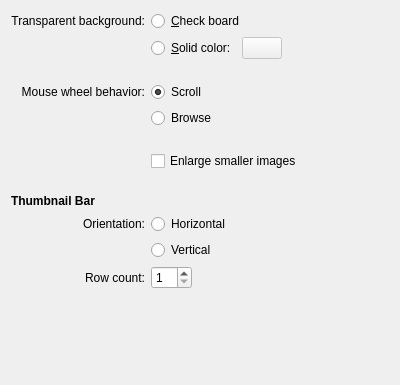
Old version of the form app/imageviewconfigpage.ui in the repository KDE/gwenview.
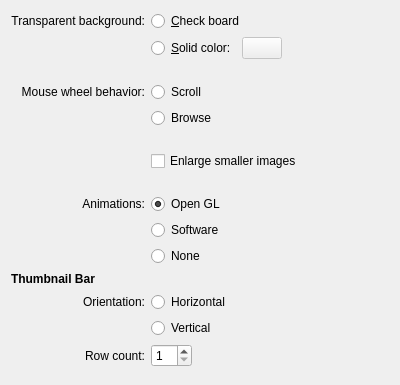
New version of the form. Custom widgets are drawn as their Qt base class.

Commit message: Add UI to define animation method

```diff
--- a/app/imageviewconfigpage.ui
+++ b/app/imageviewconfigpage.ui
@@ -227,14 +227,102 @@
      </property>
     </spacer>
    </item>
-   <item row="8" column="0" colspan="2">
+   <item row="8" column="0">
+    <widget class="QLabel" name="label_3">
+     <property name="text">
+      <string>Animations:</string>
+     </property>
+     <property name="alignment">
+      <set>Qt::AlignRight|Qt::AlignTrailing|Qt::AlignVCenter</set>
+     </property>
+     <property name="buddy">
+      <cstring>glAnimationRadioButton</cstring>
+     </property>
+    </widget>
+   </item>
+   <item row="8" column="1">
+    <layout class="QHBoxLayout" name="horizontalLayout_9">
+     <item>
+      <widget class="QRadioButton" name="glAnimationRadioButton">
+       <property name="text">
+        <string>Open GL</string>
+       </property>
+       <property name="checked">
+        <bool>true</bool>
+       </property>
+      </widget>
+     </item>
+     <item>
+      <spacer name="horizontalSpacer_7">
+       <property name="orientation">
+        <enum>Qt::Horizontal</enum>
+       </property>
+       <property name="sizeHint" stdset="0">
+        <size>
+         <width>40</width>
+         <height>20</height>
+        </size>
+       </property>
+      </spacer>
+     </item>
+    </layout>
+   </item>
+   <item row="9" column="1">
+    <layout class="QHBoxLayout" name="horizontalLayout_8">
+     <item>
+      <widget class="QRadioButton" name="softwareAnimationRadioButton">
+       <property name="text">
+        <string>Software</string>
+       </property>
+      </widget>
+     </item>
+     <item>
+      <spacer name="horizontalSpacer_8">
+       <property name="orientation">
+        <enum>Qt::Horizontal</enum>
+       </property>
+       <property name="sizeHint" stdset="0">
+        <size>
+         <width>40</width>
+         <height>20</height>
+        </size>
+       </property>
+      </spacer>
+     </item>
+    </layout>
+   </item>
+   <item row="10" column="1">
+    <layout class="QHBoxLayout" name="horizontalLayout_7">
+     <item>
+      <widget class="QRadioButton" name="noAnimationRadioButton">
+       <property name="text">
+        <string>None</string>
+       </property>
+      </widget>
+     </item>
+     <item>
+      <spacer name="horizontalSpacer_9">
+       <property name="orientation">
+        <enum>Qt::Horizontal</enum>
+       </property>
+       <property name="sizeHint" stdset="0">
+        <size>
+         <width>40</width>
+         <height>20</height>
+        </size>
+       </property>
+      </spacer>
+     </item>
+    </layout>
+   </item>
+   <item row="11" column="0">
     <widget class="QLabel" name="label_2">
      <property name="text">
       <string>&lt;b&gt;Thumbnail Bar&lt;/b&gt;</string>
      </property>
     </widget>
    </item>
-   <item row="9" column="0">
+   <item row="12" column="0">
     <widget class="QLabel" name="label_9">
      <property name="text">
       <string>Orientation:</string>
@@ -244,7 +332,7 @@
      </property>
     </widget>
    </item>
-   <item row="9" column="1">
+   <item row="12" column="1">
     <layout class="QHBoxLayout" name="horizontalLayout_4">
      <item>
       <widget class="QRadioButton" name="horizontalRadioButton">
@@ -268,7 +356,7 @@
      </item>
     </layout>
    </item>
-   <item row="10" column="1">
+   <item row="13" column="1">
     <layout class="QHBoxLayout" name="horizontalLayout_5">
      <item>
       <widget class="QRadioButton" name="verticalRadioButton">
@@ -292,7 +380,7 @@
      </item>
     </layout>
    </item>
-   <item row="11" column="0">
+   <item row="14" column="0">
     <widget class="QLabel" name="label">
      <property name="text">
       <string>Row count:</string>
@@ -302,7 +390,7 @@
      </property>
     </widget>
    </item>
-   <item row="11" column="1">
+   <item row="14" column="1">
     <layout class="QHBoxLayout" name="horizontalLayout_6">
      <item>
       <widget class="KIntSpinBox" name="kcfg_ThumbnailBarRowCount">
@@ -329,7 +417,7 @@
      </item>
     </layout>
    </item>
-   <item row="12" column="1">
+   <item row="15" column="1">
     <spacer name="verticalSpacer_3">
      <property name="orientation">
       <enum>Qt::Vertical</enum>
```
Left out of the diff: 26 changed lines with no effect on the pictures. The commit also changes 1 other file.
